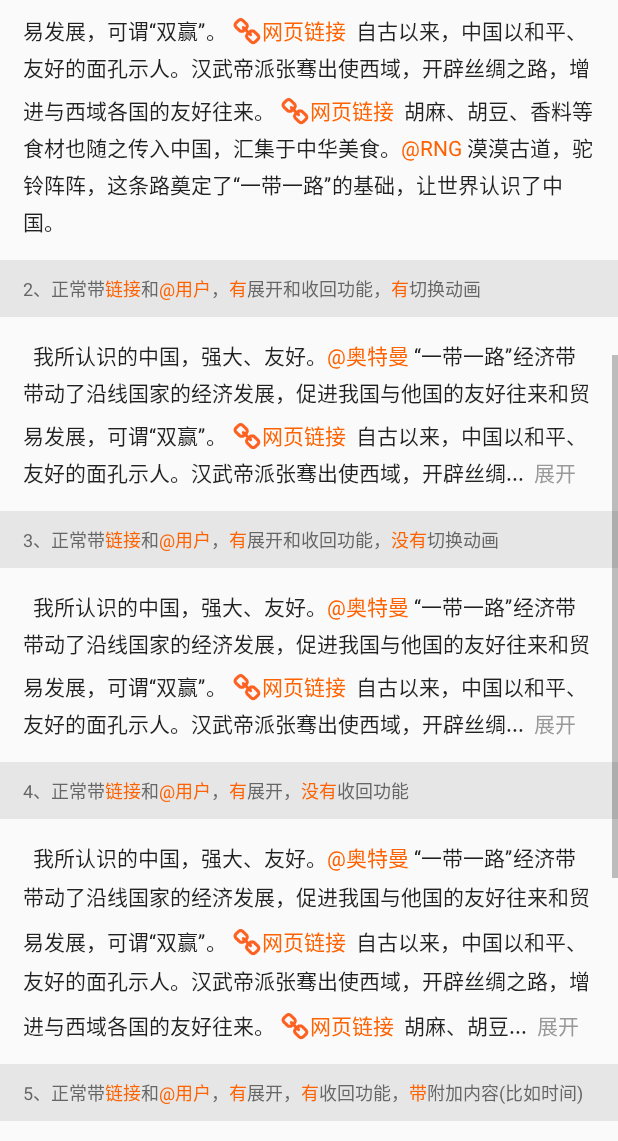
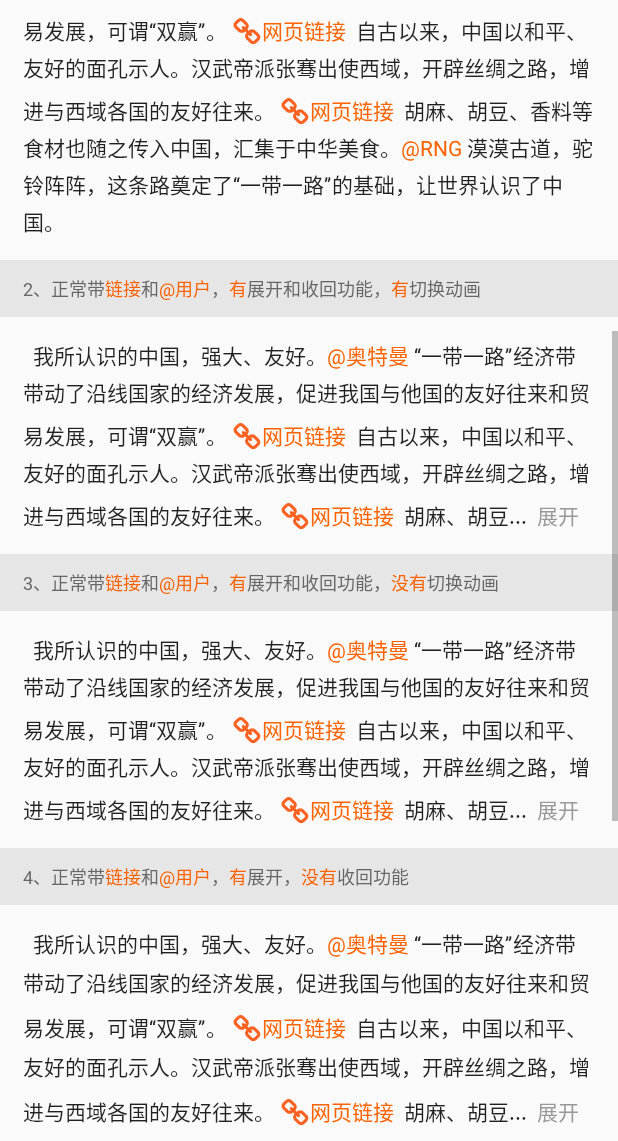
Before and after one commit to MZCretin/ExpandableTextView, an Android app: the screen it shows after launch (MainActivity), scrolled down 537 dp, on a phone screen of 412 x 824 dp, the part 95-1236 px from its top. Run offline under Robolectric (Android 15) with nearby library versions, the phone set to English and light mode, and no system bars.

Commit message:
修复bug

```diff
--- a/app/src/main/java/com/cretin/www/expandabletextview/MainActivity.java
+++ b/app/src/main/java/com/cretin/www/expandabletextview/MainActivity.java
@@ -77,6 +77,7 @@ public class MainActivity extends AppCompatActivity {
         setTips();
 
         String yourText = "  我所认识的中国，强大、友好。@奥特曼 “一带一路”经济带带动了沿线国家的经济发展，促进我国与他国的友好往来和贸易发展，可谓“双赢”。http://www.baidu.com 自古以来，中国以和平、友好的面孔示人。汉武帝派张骞出使西域，开辟丝绸之路，增进与西域各国的友好往来。http://www.baidu.com 胡麻、胡豆、香料等食材也随之传入中国，汇集于中华美食。@RNG 漠漠古道，驼铃阵阵，这条路奠定了“一带一路”的基础，让世界认识了中国。";
+//        String yourText = "1\n2\n3\n4\n5\n6\n7\n8";
         views[0].setContent(yourText);
         views[0].setLinkClickListener(linkClickListener);
 
--- a/app/src/main/res/layout/activity_main.xml
+++ b/app/src/main/res/layout/activity_main.xml
@@ -69,7 +69,7 @@
             android:layout_margin="15dp"
             android:lineSpacingExtra="4dp"
             android:textSize="14sp"
-            app:ep_max_line="4"
+            app:ep_max_line="5"
             app:ep_need_contract="true"
             app:ep_need_expand="true" />
 
@@ -94,7 +94,7 @@
             android:layout_margin="15dp"
             android:lineSpacingExtra="4dp"
             android:textSize="14sp"
-            app:ep_max_line="4"
+            app:ep_max_line="5"
             app:ep_need_contract="true"
             app:ep_need_expand="true" />
 
@@ -144,7 +144,7 @@
             android:layout_margin="15dp"
             android:lineSpacingExtra="4dp"
             android:textSize="14sp"
-            app:ep_max_line="4"
+            app:ep_max_line="5"
             app:ep_need_contract="true"
             app:ep_need_expand="true" />
 
@@ -169,7 +169,7 @@
             android:layout_margin="15dp"
             android:lineSpacingExtra="5dp"
             android:textSize="14sp"
-            app:ep_max_line="4"
+            app:ep_max_line="5"
             app:ep_need_contract="false"
             app:ep_need_expand="true" />
 
@@ -208,8 +208,6 @@
                     android:textSize="12sp" />
             </LinearLayout>
 
-
         </LinearLayout>
-
     </LinearLayout>
 </ScrollView>
--- a/expandabletextviewlibrary/src/main/java/com/ctetin/expandabletextviewlibrary/ExpandableTextView.java
+++ b/expandabletextviewlibrary/src/main/java/com/ctetin/expandabletextviewlibrary/ExpandableTextView.java
@@ -291,8 +291,11 @@ public class ExpandableTextView extends AppCompatTextView {
                 //计算原内容被截取的位置下标
                 int fitPosition =
                         getFitPosition(endPosition, startPosition, lineWidth, mPaint.measureText(endString), 0);
-
-                ssb.append(formatData.formatedContent.substring(0, fitPosition));
+                String substring = formatData.formatedContent.substring(0, fitPosition);
+                if (substring.endsWith("\n")) {
+                    substring = substring.substring(0, substring.length() - "\n".length());
+                }
+                ssb.append(substring);
 
                 //在被截断的文字后面添加 展开 文字
                 ssb.append(endString);
@@ -359,8 +362,10 @@ public class ExpandableTextView extends AppCompatTextView {
                             ssb.setSpan(imageSpan, data.getStart(), data.getStart() + 1, Spannable.SPAN_INCLUSIVE_INCLUSIVE);
                             //设置链接文字样式
                             int endPosition = data.getEnd();
-                            if (fitPosition > data.getStart() + 1 && fitPosition < data.getEnd()) {
-                                endPosition = fitPosition;
+                            if (currentLines < mLineCount) {
+                                if (fitPosition > data.getStart() + 1 && fitPosition < data.getEnd()) {
+                                    endPosition = fitPosition;
+                                }
                             }
                             if (data.getStart() + 1 < fitPosition) {
                                 addUrl(ssb, data, endPosition);
@@ -378,8 +383,10 @@ public class ExpandableTextView extends AppCompatTextView {
                         int fitPosition = ssb.length() - getHideEndContent().length();
                         if (data.getStart() < fitPosition) {
                             int endPosition = data.getEnd();
-                            if (fitPosition < data.getEnd()) {
-                                endPosition = fitPosition;
+                            if (currentLines < mLineCount) {
+                                if (fitPosition < data.getEnd()) {
+                                    endPosition = fitPosition;
+                                }
                             }
                             addMention(ssb, data, endPosition);
                         }
```
Also changed, not shown: 2 other files.
